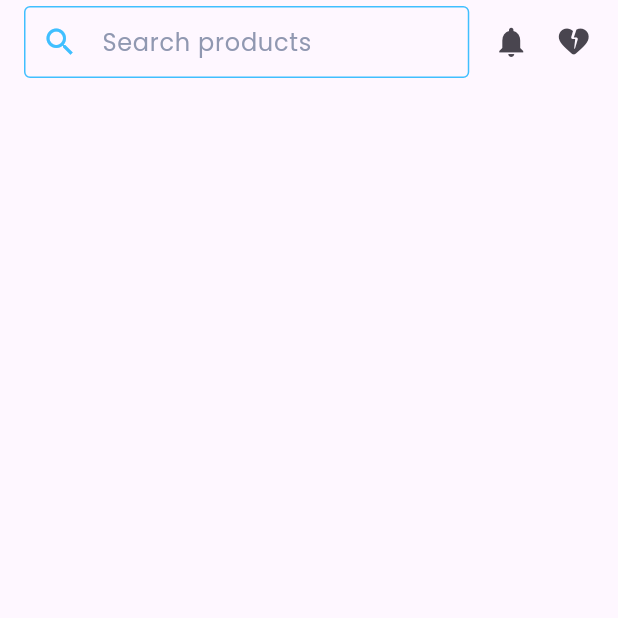
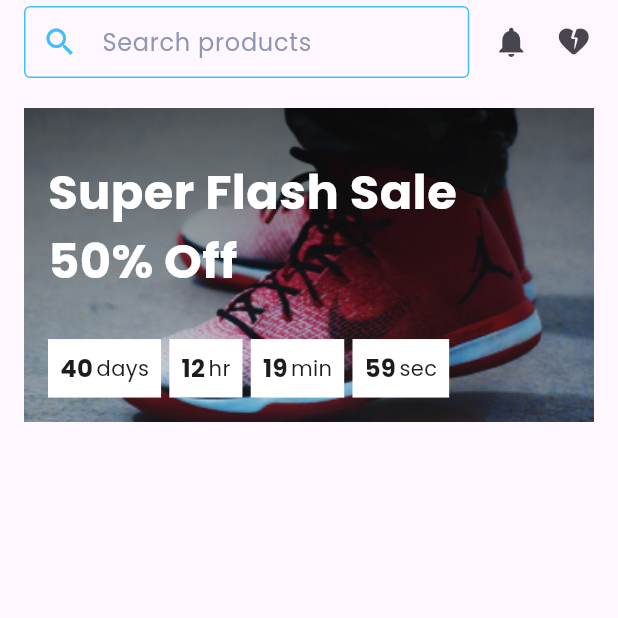
Before and after one commit to sundargautam18/samplestore, a Flutter app: the LandingScreen screen opened directly, on a phone screen of 412 x 824 dp, the top half of it. Run offline on Flutter 3.47's test engine with Material 3 defaults, Android fonts, the phone set to English and light mode, and no system bars; our stand-ins replace dropdown_button2, firebase_auth, firebase_core, flutter_form_builder, flutter_screenutil, flutter_secure_storage and 11 more; accounts and stored records are empty.

Commit message:
added:counter

```diff
--- /dev/null
+++ b/lib/core/common/counter.dart
@@ -0,0 +1,98 @@
+import 'package:flutter/material.dart';
+import 'dart:async';
+
+import 'package:flutter_screenutil/flutter_screenutil.dart';
+
+class SalesCounter extends StatefulWidget {
+  final int seconds;
+  final void Function() onFinished;
+
+  SalesCounter({
+    Key? key,
+    required this.seconds,
+    required this.onFinished,
+  }) : super(key: key);
+
+  @override
+  _SalesCounterState createState() => _SalesCounterState();
+}
+
+class _SalesCounterState extends State<SalesCounter> {
+  late Timer _timer;
+  late int _timeInSeconds;
+
+  @override
+  void initState() {
+    super.initState();
+    _timeInSeconds = widget.seconds;
+    _timer = Timer.periodic(Duration(seconds: 1), (Timer timer) {
+      if (_timeInSeconds < 1) {
+        timer.cancel();
+        widget.onFinished();
+      } else {
+        setState(() {
+          _timeInSeconds--;
+        });
+      }
+    });
+  }
+
+  @override
+  Widget build(BuildContext context) {
+    int days = _timeInSeconds ~/ (24 * 3600);
+    int hours = (_timeInSeconds ~/ 3600) % 24;
+    int minutes = (_timeInSeconds ~/ 60) % 60;
+    int seconds = _timeInSeconds % 60;
+
+    return Container(
+      width: 100.sw,
+      child: days > 0
+          ? Row(crossAxisAlignment: CrossAxisAlignment.center, children: [
+              generateCounterBlock(days, "days"),
+              5.horizontalSpace,
+              generateCounterBlock(hours, "hr"),
+              5.horizontalSpace,
+              generateCounterBlock(minutes, "min"),
+              5.horizontalSpace,
+              generateCounterBlock(seconds, "sec"),
+            ])
+          : Row(
+              crossAxisAlignment: CrossAxisAlignment.center,
+              children: [
+                generateCounterBlock(hours, "hr"),
+                5.horizontalSpace,
+                generateCounterBlock(minutes, "min"),
+                5.horizontalSpace,
+                generateCounterBlock(seconds, "sec"),
+              ],
+            ),
+    );
+  }
+
+  @override
+  void dispose() {
+    _timer.cancel();
+    super.dispose();
+  }
+
+  Widget generateCounterBlock(int counter, String title) {
+    return Container(
+      color: Colors.white,
+      child: Padding(
+        padding: const EdgeInsets.all(8.0),
+        child: Row(
+          mainAxisAlignment: MainAxisAlignment.center,
+          crossAxisAlignment: CrossAxisAlignment.center,
+          children: [
+            Text(
+              "$counter",
+              style: TextStyle(fontWeight: FontWeight.bold, fontSize: 16.sp),
+            ),
+            2.horizontalSpace,
+            Text("$title")
+          ],
+        ),
+      ),
+    );
+  }
+}
--- a/lib/features/landing/presentation/landing_screen.dart
+++ b/lib/features/landing/presentation/landing_screen.dart
@@ -2,7 +2,9 @@ import 'package:flutter/material.dart';
 import 'package:flutter_screenutil/flutter_screenutil.dart';
 import 'package:go_router/go_router.dart';
 import 'package:hexcolor/hexcolor.dart';
+import 'package:samplestore/core/common/counter.dart';
 import 'package:samplestore/core/constants/colors/app_colors.dart';
+import 'package:timer_count_down/timer_count_down.dart';
 
 /// This is a very simple class, used to
 /// demo the `SearchPage` package
@@ -58,7 +60,43 @@ class _LandingScreenState extends State<LandingScreen> {
         ),
         body: SafeArea(
             child: SingleChildScrollView(
-          child: Column(children: []),
+          child: Padding(
+            padding: const EdgeInsets.all(16),
+            child: Column(children: [
+              Stack(
+                children: [
+                  Container(
+                    height: 206.h,
+                    decoration: const BoxDecoration(
+                        image: DecorationImage(
+                            fit: BoxFit.cover,
+                            image: AssetImage(
+                              "assets/images/banner/banner.png",
+                            ))),
+                    width: MediaQuery.of(context).size.width,
+                    child: Padding(
+                      padding: const EdgeInsets.all(16),
+                      child: Column(
+                        mainAxisAlignment: MainAxisAlignment.end,
+                        crossAxisAlignment: CrossAxisAlignment.start,
+                        children: [
+                          const Text(
+                            "Super Flash Sale 50% Off",
+                            style: TextStyle(
+                                fontWeight: FontWeight.bold,
+                                fontSize: 32,
+                                color: Colors.white),
+                          ),
+                          28.verticalSpace,
+                          SalesCounter(seconds: 3500400, onFinished: () => {})
+                        ],
+                      ),
+                    ),
+                  ),
+                ],
+              )
+            ]),
+          ),
         )));
   }
 }
```
Also changed, not shown: pubspec.yaml (+4 -3 lines), assets/images/banner/banner.png (added), pubspec.lock.
